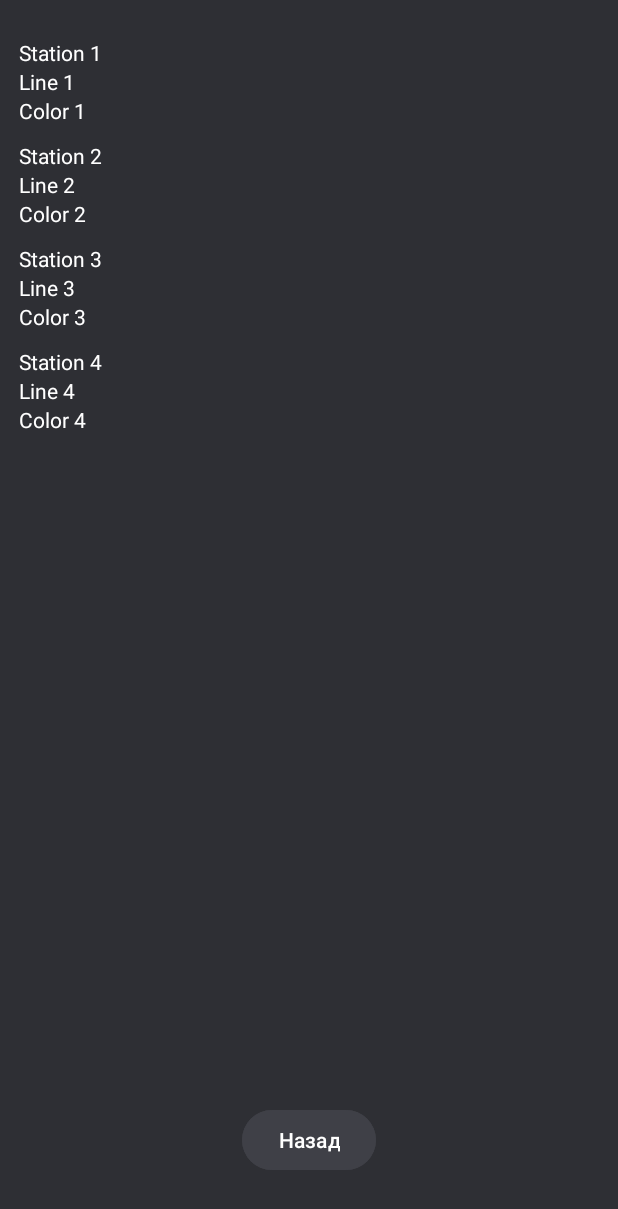
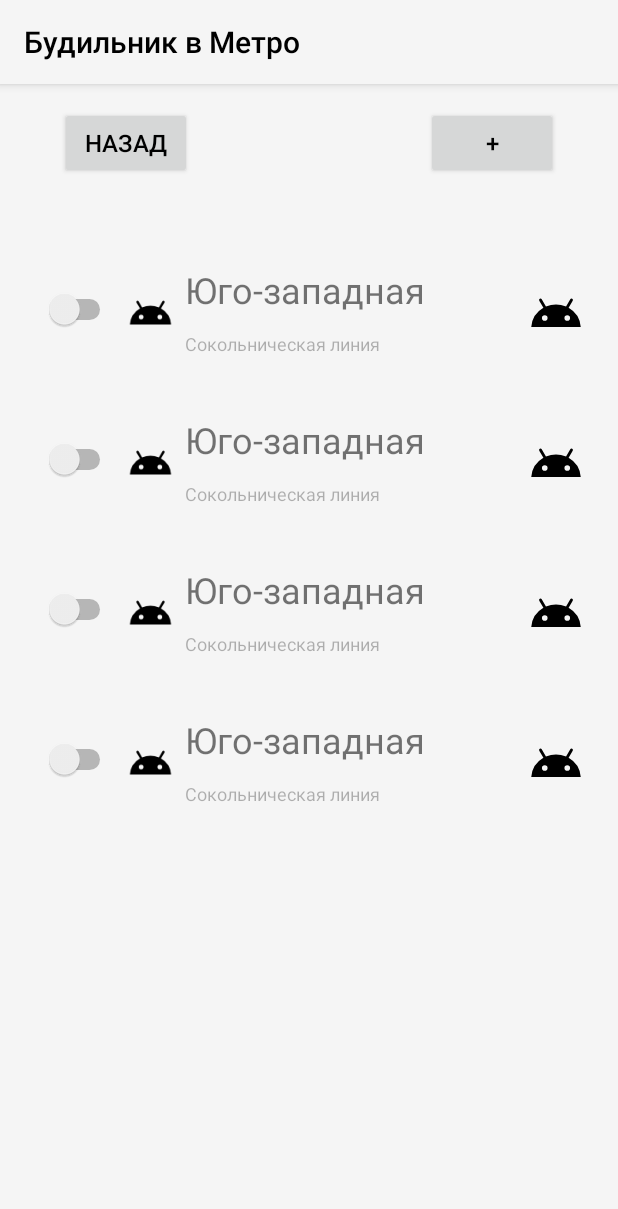
Before and after one commit to Shkityrk/MetroAlarm, an Android app: the fragment StationsListFragment placed in its activity, on a phone screen of 412 x 824 dp. Shown: the top 1209 px of the screen. Run offline under Robolectric (Android 15) with nearby library versions, the phone set to English and light mode, and no system bars.

Commit message:
UI edited

```diff
--- a/app/src/main/java/com/example/samsungschoolproject/adapter/StationAdapter.java
+++ b/app/src/main/java/com/example/samsungschoolproject/adapter/StationAdapter.java
@@ -46,9 +46,9 @@ public class StationAdapter extends RecyclerView.Adapter<StationAdapter.StationV
             stantionItemBinding = StantionItemBinding.bind(itemView);
         }
         public void bind(Station station){
-            stantionItemBinding.name.setText(station.name);
-            stantionItemBinding.line.setText(station.line);
-            stantionItemBinding.color.setText(station.color);
+//            stantionItemBinding.name.setText(station.name);
+//            stantionItemBinding.line.setText(station.line);
+            //stantionItemBinding.color.setText(station.color);
             //productItemBinding.price.setText(String.valueOf(product.price));
         }
 
--- /dev/null
+++ b/app/src/main/res/drawable/ic_android_black_24dp.xml
@@ -0,0 +1,5 @@
+<vector android:height="24dp" android:tint="#000000"
+    android:viewportHeight="24" android:viewportWidth="24"
+    android:width="24dp" xmlns:android="http://schemas.android.com/apk/res/android">
+    <path android:fillColor="#FF000000" android:pathData="M17.6,11.48 L19.44,8.3a0.63,0.63 0,0 0,-1.09 -0.63l-1.88,3.24a11.43,11.43 0,0 0,-8.94 0L5.65,7.67a0.63,0.63 0,0 0,-1.09 0.63L6.4,11.48A10.81,10.81 0,0 0,1 20L23,20A10.81,10.81 0,0 0,17.6 11.48ZM7,17.25A1.25,1.25 0,1 1,8.25 16,1.25 1.25,0 0,1 7,17.25ZM17,17.25A1.25,1.25 0,1 1,18.25 16,1.25 1.25,0 0,1 17,17.25Z"/>
+</vector>
--- a/app/src/main/res/layout/activity_settings_menu.xml
+++ b/app/src/main/res/layout/activity_settings_menu.xml
@@ -4,7 +4,6 @@
     xmlns:tools="http://schemas.android.com/tools"
     android:layout_width="match_parent"
     android:layout_height="match_parent"
-    android:background="@color/darkThemeBackgroundColor"
     tools:context=".activity.SettingsMenuActivity">
 
     <Button
@@ -13,7 +12,7 @@
         android:layout_height="wrap_content"
         android:layout_marginBottom="40dp"
         android:text="@string/back_to_main_menu"
-        android:backgroundTint="@color/additionalButtonsColor"
+
         app:layout_constraintBottom_toBottomOf="parent"
         app:layout_constraintEnd_toEndOf="parent"
         app:layout_constraintHorizontal_bias="0.5"
--- a/app/src/main/res/layout/fragment_main_menu.xml
+++ b/app/src/main/res/layout/fragment_main_menu.xml
@@ -3,7 +3,7 @@
     xmlns:tools="http://schemas.android.com/tools"
     android:layout_width="match_parent"
     android:layout_height="match_parent"
-    android:background="@color/darkThemeBackgroundColor"
+
     tools:context=".fragment.MainMenuFragment">
 
     <Button
@@ -12,14 +12,12 @@
         android:layout_height="wrap_content"
         android:layout_marginLeft="30dp"
         android:layout_marginTop="30dp"
-        android:backgroundTint="@color/additionalButtonsColor"
         android:text="@string/settings_button" />
 
     <Button
         android:id="@+id/choose_station_button"
         android:layout_width="wrap_content"
         android:layout_height="wrap_content"
-        android:backgroundTint="@color/additionalButtonsColor"
         android:layout_marginTop="600dp"
         android:layout_marginLeft="110dp"
         android:text="@string/chose_stations_buttons" />
--- a/app/src/main/res/layout/fragment_stantions_list.xml
+++ b/app/src/main/res/layout/fragment_stantions_list.xml
@@ -2,26 +2,34 @@
 <FrameLayout xmlns:android="http://schemas.android.com/apk/res/android"
     android:layout_width="match_parent"
     android:layout_height="match_parent"
-    android:background="@color/darkThemeBackgroundColor"
     android:orientation="horizontal">
 
     <Button
         android:id="@+id/back_to_main_menu_button"
         android:layout_width="wrap_content"
         android:layout_height="wrap_content"
-        android:backgroundTint="@color/additionalButtonsColor"
-        android:text="@string/back_to_main_menu"
-        android:layout_gravity="center_horizontal|bottom"
-        android:layout_marginBottom="40dp"/>
+        android:layout_marginStart="40dp"
+        android:layout_marginTop="15dp"
+        android:text="@string/back_to_main_menu" />
 
     <androidx.recyclerview.widget.RecyclerView
         android:id="@+id/rv"
-        android:layout_width="409dp"
-        android:layout_height="624dp"
+        android:layout_width="match_parent"
+        android:layout_height="match_parent"
         android:layout_marginStart="7dp"
-        android:layout_marginTop="20dp"
+        android:layout_marginTop="100dp"
         android:layout_marginEnd="7dp"
         android:layout_marginBottom="73dp" />
 
+    <Button
+        android:id="@+id/create_new_alarm"
+        android:layout_width="wrap_content"
+        android:layout_height="wrap_content"
+        android:layout_gravity="end|top"
+        android:layout_marginEnd="40dp"
+        android:layout_marginTop="15dp"
+        android:text="@string/new_alarm" />
+
+
 
 </FrameLayout>
--- a/app/src/main/res/layout/stantion_item.xml
+++ b/app/src/main/res/layout/stantion_item.xml
@@ -1,29 +1,78 @@
 <?xml version="1.0" encoding="utf-8"?>
-<LinearLayout xmlns:android="http://schemas.android.com/apk/res/android"
+<androidx.constraintlayout.widget.ConstraintLayout xmlns:android="http://schemas.android.com/apk/res/android"
+    xmlns:app="http://schemas.android.com/apk/res-auto"
+    xmlns:tools="http://schemas.android.com/tools"
     android:layout_width="match_parent"
-    android:layout_height="wrap_content"
+    android:layout_height="100dp"
     android:orientation="vertical"
-    android:padding="5dp">
+    android:padding="16dp">
 
     <TextView
-        android:id="@+id/name"
-        android:layout_width="match_parent"
+        android:id="@+id/name_textview"
+        android:layout_width="0dp"
         android:layout_height="wrap_content"
-        android:textColor="@color/textColor"
-        android:text="@string/name_plug"/>
+        android:layout_marginStart="8dp"
+        android:layout_marginTop="2dp"
+        android:layout_marginEnd="8dp"
+        android:layout_marginBottom="4dp"
+        android:text="@string/name"
+        app:layout_constraintBottom_toTopOf="@+id/line_textview"
+        app:layout_constraintEnd_toStartOf="@+id/icon_delete"
+        app:layout_constraintHorizontal_bias="0.0"
+        app:layout_constraintStart_toEndOf="@+id/icon_station"
+        app:layout_constraintTop_toTopOf="parent"
+        tools:ignore="MissingConstraints"
+        style="@style/PrimaryText"/>
+
+
+    <ImageView
+        android:id="@+id/icon_delete"
+        android:layout_width="36dp"
+        android:layout_height="36dp"
+        android:src="@drawable/ic_android_black_24dp"
+        app:layout_constraintBottom_toBottomOf="parent"
+        app:layout_constraintEnd_toEndOf="parent"
+        app:layout_constraintTop_toTopOf="parent" />
+
+    <ImageView
+        android:id="@+id/icon_station"
+        android:layout_width="30dp"
+        android:layout_height="30dp"
+        android:layout_marginStart="8dp"
+
+        android:src="@drawable/ic_android_black_24dp"
+        app:layout_constraintBottom_toBottomOf="parent"
+        app:layout_constraintStart_toEndOf="@+id/switch1"
+        app:layout_constraintTop_toTopOf="parent" />
 
     <TextView
-        android:id="@+id/line"
-        android:textColor="@color/textColor"
-        android:layout_width="match_parent"
+        android:id="@+id/line_textview"
+        android:layout_width="0dp"
         android:layout_height="wrap_content"
-        android:text="@string/line_plug"/>
+        android:layout_marginStart="8dp"
+        android:layout_marginTop="4dp"
+        android:layout_marginEnd="8dp"
+        android:text="@string/line"
+        android:textColor="?android:textColorSecondary"
+        app:layout_constraintBottom_toBottomOf="parent"
+        app:layout_constraintEnd_toStartOf="@+id/icon_delete"
+        app:layout_constraintHorizontal_bias="0.0"
+        app:layout_constraintStart_toEndOf="@+id/icon_station"
+        app:layout_constraintTop_toBottomOf="@+id/name_textview"
+        app:layout_constraintVertical_bias="0.0"
+        style="@style/SecondaryText"/>
 
-    <TextView
-        android:id="@+id/color"
-        android:textColor="@color/textColor"
-        android:layout_width="match_parent"
-        android:layout_height="wrap_content"
-        android:text="@string/color_plug"/>
+    <Switch
+        android:id="@+id/switch1"
+        android:layout_width="54dp"
+        android:layout_height="51dp"
+        app:layout_constraintBottom_toBottomOf="parent"
+        app:layout_constraintEnd_toStartOf="@+id/icon_delete"
+        app:layout_constraintHorizontal_bias="0.0"
+        app:layout_constraintStart_toStartOf="parent"
+        app:layout_constraintTop_toTopOf="parent"
+        app:layout_constraintVertical_bias="0.529"
+        tools:ignore="UseSwitchCompatOrMaterialXml" />
 
-</LinearLayout>
+
+</androidx.constraintlayout.widget.ConstraintLayout>
--- a/app/src/main/res/values-night/themes.xml
+++ /dev/null
@@ -1,5 +0,0 @@
-<resources xmlns:tools="http://schemas.android.com/tools">
-    <style name="Base.Theme.SamsungSchoolProject" parent="Theme.Material3.Light.NoActionBar">
-        <item name="colorPrimaryDark">@color/darkThemeStatusBarColor</item>
-    </style>
-</resources>
--- /dev/null
+++ b/app/src/main/res/values-night/themes_night.xml
@@ -0,0 +1,10 @@
+<resources xmlns:tools="http://schemas.android.com/tools">
+    <style name="Base.Theme.SamsungSchoolProject" parent="Theme.AppCompat.DayNight">
+        <item name="android:textColorPrimary">@color/darkTextColor</item>
+        <item name="android:textColorSecondary">@color/darkAdditionalButtonsColor</item>
+        <item name="android:windowBackground">@color/darkThemeBackgroundColor</item>
+        <item name="android:buttonTint">@color/darkAdditionalButtonsColor</item>
+        <item name="android:statusBarColor">@color/darkThemeStatusBarColor</item>
+
+    </style>
+</resources>
--- a/app/src/main/res/values/colors.xml
+++ b/app/src/main/res/values/colors.xml
@@ -2,9 +2,24 @@
 <resources>
     <color name="black">#FF000000</color>
     <color name="white">#FFFFFFFF</color>
-    <color name="textColor">#FFFFFFFF</color>
+
+
+    <color name="darkTextColor">#FFFFFFFF</color>
+    <color name="lightTextColor">#FF000000</color>
+
+    <color name="darkThemeBackgroundColor">#2e2f34</color>
+    <color name="lightThemeBackgroundColor">#F5F5F5</color>
+
+
+    <color name="darkAdditionalButtonsColor">#3f4047</color>
+    <color name="lightAdditionalButtonsColor">#4B000000</color>
+
+
+    <color name="startAlarmButtonColor">#d4212d</color>
+
+
     <color name="darkThemeStatusBarColor">#2e2f34</color>
-    <color name="darkThemeBackgroundColor">#2e2f34</color>
-    <color name="additionalButtonsColor">#3f4047</color>
-    <color name="startAlarmButtonColor">#d4212d</color>
+    <color name="lightThemeStatusBarColor">#E5E7ED</color>
+
+
 </resources>
--- a/app/src/main/res/values/dimens.xml
+++ b/app/src/main/res/values/dimens.xml
@@ -1,4 +1,8 @@
 <?xml version="1.0" encoding="utf-8"?>
 <resources>
     <dimen name="text_margin">16dp</dimen>
+
+    <!-- Размеры текста -->
+    <dimen name="primary_text_size">24sp</dimen>
+    <dimen name="secondary_text_size">12sp</dimen>
 </resources>
--- a/app/src/main/res/values/strings.xml
+++ b/app/src/main/res/values/strings.xml
@@ -10,4 +10,7 @@
     <string name="back_to_main_menu">Назад</string>
     <string name="start">ON</string>
     <string name="main_button_push">start/stop button pushed</string>
+    <string name="name">Юго-западная</string>
+    <string name="line">Сокольническая линия</string>
+    <string name="new_alarm">+</string>
 </resources>
--- a/app/src/main/res/values/themes.xml
+++ /dev/null
@@ -1,5 +0,0 @@
-<resources xmlns:tools="http://schemas.android.com/tools">
-    <style name="Base.Theme.SamsungSchoolProject" parent="Theme.Material3.Light.NoActionBar">
-        <item name="colorPrimaryDark">@color/darkThemeStatusBarColor</item>
-    </style>
-</resources>
--- /dev/null
+++ b/app/src/main/res/values/themes_light.xml
@@ -0,0 +1,27 @@
+<resources xmlns:tools="http://schemas.android.com/tools">
+    <style name="Base.Theme.SamsungSchoolProject" parent="Theme.AppCompat.DayNight">
+        <item name="android:textColorPrimary">@color/lightTextColor</item>
+        <item name="android:textColorSecondary">@color/lightAdditionalButtonsColor</item>
+        <item name="android:windowBackground">@color/lightThemeBackgroundColor</item>
+        <item name="android:buttonTint">@color/lightAdditionalButtonsColor</item>
+        <item name="android:statusBarColor">@color/lightThemeStatusBarColor</item>
+        <!-- Другие атрибуты для светлой темы -->
+        <item name="android:textSize">16sp</item>
+
+
+
+    </style>
+
+    <style name="PrimaryText">
+        <item name="android:textSize">@dimen/primary_text_size</item> <!-- Размер основного текста -->
+        <!-- Другие атрибуты, такие как цвет и т.д., могут быть добавлены здесь -->
+    </style>
+
+    <style name="SecondaryText">
+        <item name="android:textSize">@dimen/secondary_text_size</item> <!-- Размер вторичного текста -->
+        <!-- Другие атрибуты, такие как цвет и т.д., могут быть добавлены здесь -->
+    </style>
+
+
+
+</resources>
```
